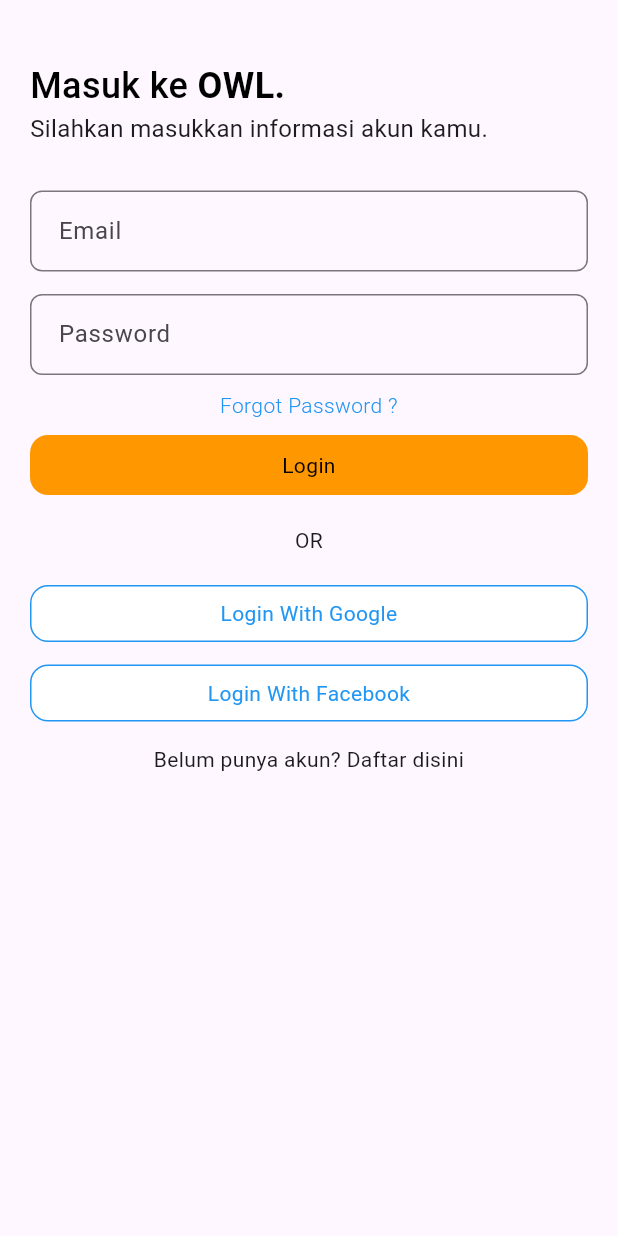
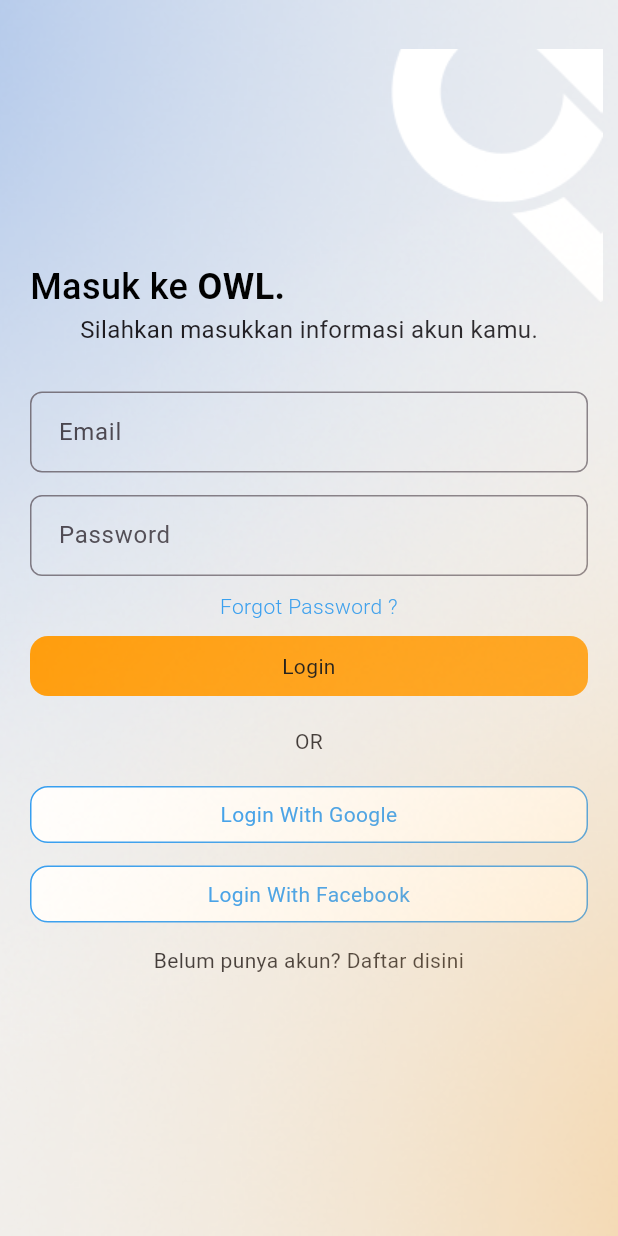
Before and after one commit to fnt4sia/OWL, a Flutter app: the screen it shows after launch, on a phone screen of 412 x 824 dp. Run offline on Flutter 3.47's test engine with Material 3 defaults, Android fonts, the phone set to English and light mode, and no system bars; our stand-ins replace shared_preferences.

Commit message:
themes: add login page theme
login_page ListView -> Column
positioning logo masih manual

```diff
--- a/mobile/lib/features/login/login_page.dart
+++ b/mobile/lib/features/login/login_page.dart
@@ -1,4 +1,5 @@
 import 'package:flutter/material.dart';
+import 'package:mobile/shared/themes/login_theme.dart';
 import 'login_model.dart';
 
 class LoginPage extends StatefulWidget {
@@ -32,9 +33,11 @@
     return Scaffold(
       resizeToAvoidBottomInset: false,
       body: SafeArea(
-        child: Padding(
+          child: LoginTheme(
+        main: Padding(
           padding: const EdgeInsets.symmetric(horizontal: 20, vertical: 40),
-          child: ListView(
+          child: Column(
+            mainAxisAlignment: MainAxisAlignment.center,
             children: [
               const Row(
                 children: [
@@ -128,7 +131,7 @@
             ],
           ),
         ),
-      ),
+      )),
     );
   }
 
--- /dev/null
+++ b/mobile/lib/shared/themes/login_theme.dart
@@ -0,0 +1,56 @@
+import 'package:flutter/cupertino.dart';
+import 'package:flutter/material.dart';
+import 'package:flutter/widgets.dart';
+
+class LoginTheme extends StatelessWidget {
+  final Widget main;
+
+  const LoginTheme({
+    super.key,
+    required this.main,
+  });
+
+  @override
+  Widget build(BuildContext context) {
+    return Stack(
+      clipBehavior: Clip.none,
+      children: [
+        Container(
+          color: const Color(0xffefefef),
+        ),
+        Positioned(
+            child: Container(
+          decoration: const BoxDecoration(
+              image: DecorationImage(
+            image: AssetImage('assets/ellipseTop.png'),
+            fit: BoxFit.cover,
+          )),
+        )),
+        Positioned(
+          top: -590,
+          bottom: 0,
+          left: 178,
+          right: 0,
+          child: Container(
+            // width: MediaQuery.of(context).size.width * 0.5,
+            decoration: const BoxDecoration(
+              image: DecorationImage(
+                image: AssetImage('assets/logoLogin.png'),
+                // fit: BoxFit.contain,
+              ),
+            ),
+          ),
+        ),
+        main,
+        Positioned(
+            child: Container(
+          decoration: const BoxDecoration(
+              image: DecorationImage(
+            image: AssetImage('assets/ellipseBottom.png'),
+            fit: BoxFit.cover,
+          )),
+        )),
+      ],
+    );
+  }
+}
--- a/mobile/pubspec.yaml
+++ b/mobile/pubspec.yaml
@@ -51,6 +51,9 @@
   # To add assets to your application, add an assets section, like this:
   assets:
     - assets/splash.png
+    - assets/ellipseTop.png
+    - assets/ellipseBottom.png
+    - assets/logoLogin.png
   # An image asset can refer to one or more resolution-specific "variants", see
   # https://flutter.dev/assets-and-images/#resolution-aware
   # For details regarding adding assets from package dependencies, see
```
Also changed, not shown: mobile/assets/ellipseBottom.png (added), mobile/assets/ellipseTop.png (added), mobile/assets/logoLogin.png (added).
